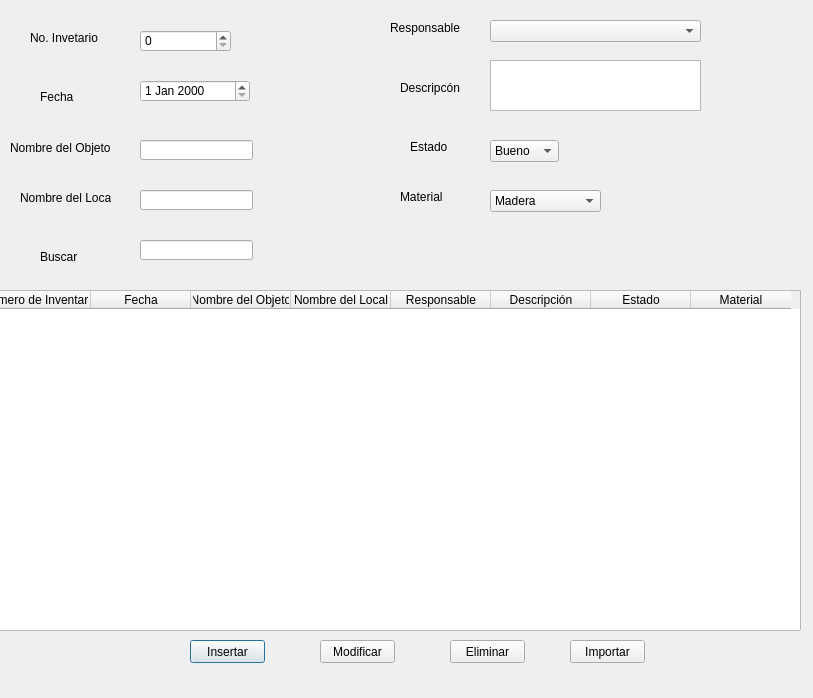
Before: the Qt Designer form vistas/ui/lista_mueble.ui in Marquetty/Medioss, drawn with Qt 5.
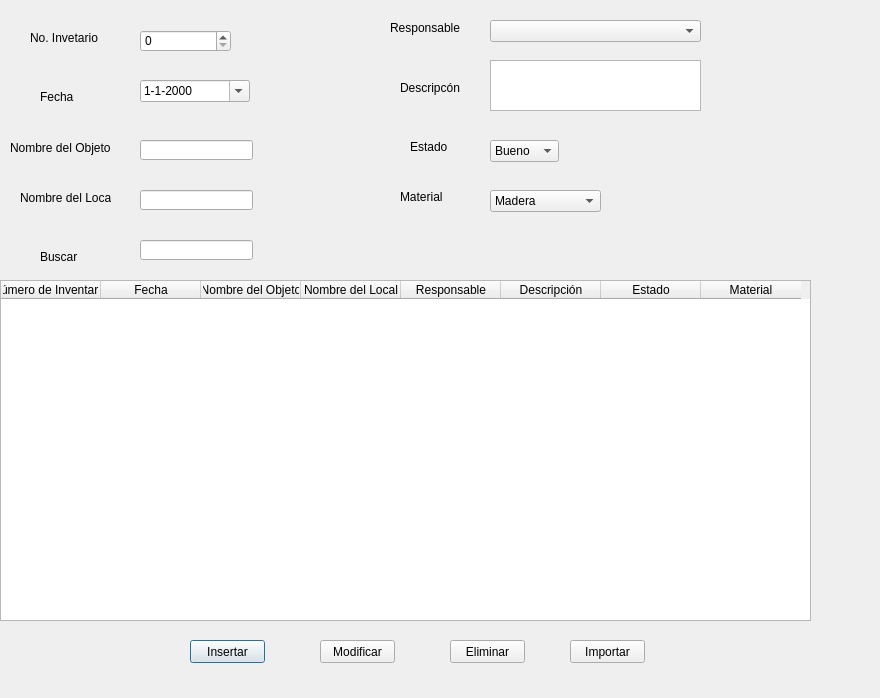
After: the same form once the commit is applied.

Commit message: muebles actualizado

Patch:
```diff
--- a/vistas/ui/lista_mueble.ui
+++ b/vistas/ui/lista_mueble.ui
@@ -6,7 +6,7 @@
    <rect>
     <x>0</x>
     <y>0</y>
-    <width>813</width>
+    <width>880</width>
     <height>698</height>
    </rect>
   </property>
@@ -16,8 +16,8 @@
   <widget class="QTableWidget" name="table">
    <property name="geometry">
     <rect>
-     <x>-10</x>
-     <y>290</y>
+     <x>0</x>
+     <y>280</y>
      <width>811</width>
      <height>341</height>
     </rect>
@@ -289,6 +289,19 @@
      <height>22</height>
     </rect>
    </property>
+   <property name="maximumDate">
+    <date>
+     <year>9999</year>
+     <month>10</month>
+     <day>30</day>
+    </date>
+   </property>
+   <property name="displayFormat">
+    <string>d-M-yyyy</string>
+   </property>
+   <property name="calendarPopup">
+    <bool>true</bool>
+   </property>
   </widget>
   <widget class="QLabel" name="label_8">
    <property name="geometry">
```
Left out of the diff: 7 changed lines with no effect on the pictures. The commit also changes 2 other files.
